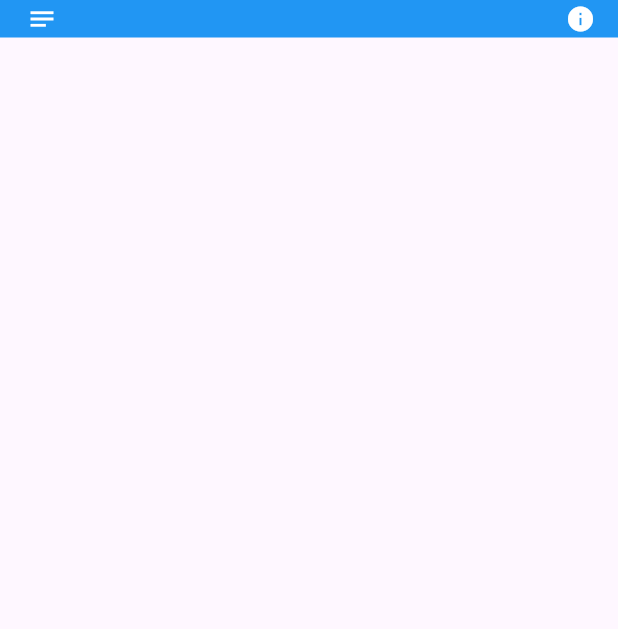
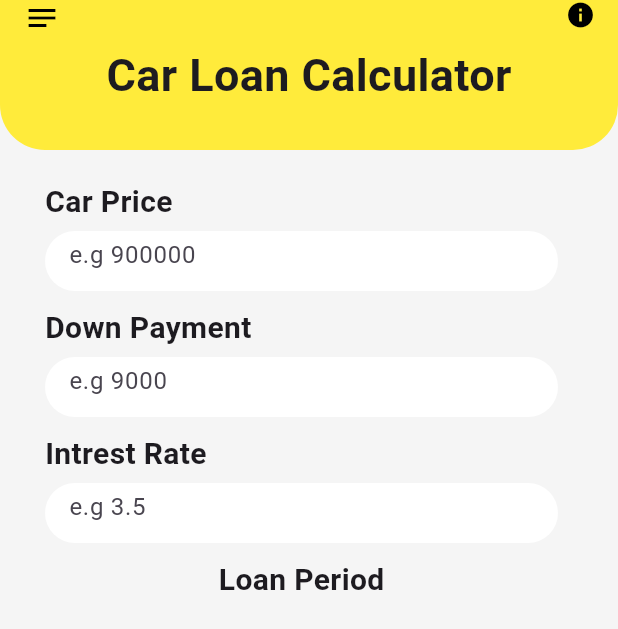
Before and after one commit to ahinsa-1111/flutter_loan_calculator_app, a Flutter app: the screen it shows after launch, on a phone screen of 412 x 824 dp. Shown: the top 629 px of the screen. Run offline on Flutter 3.47's test engine with Material 3 defaults, Android fonts, the phone set to English and light mode, and no system bars.

Commit message:
commit_03

```diff
--- a/lib/main.dart
+++ b/lib/main.dart
@@ -17,23 +17,104 @@ class _HomePageState extends State<HomePage> {
       appBar: AppBar(
         leading: Icon(
           Icons.notes,
-          size: 20,
-          color: Colors.white,
+          color: Colors.black,
         ),
-        toolbarHeight: 25,
-        backgroundColor: Colors.blue,
+        toolbarHeight: 20,
+        backgroundColor: Colors.yellow,
         elevation: 0,
         actions: [
           Padding(
             padding: const EdgeInsets.only(right: 15.0),
-            child: Icon(
-              Icons.info,
-              size: 20,
-              color: Colors.white,
+            child: Icon(Icons.info,
+                size: 20, //left side icon
+                color: Colors.black),
+          ),
+        ],
+      ),
+      body: body(),
+    );
+  }
+
+  Widget body() {
+    return Container(
+      color: Colors.grey[100],
+      child: Column(
+        children: [
+          Container(
+            height: 80, //top yellow border
+            decoration: BoxDecoration(
+              color: Colors.yellow,
+              borderRadius: BorderRadius.only(
+                bottomLeft: Radius.circular(30),
+                bottomRight: Radius.circular(30),
+              ),
+            ),
+            child: Padding(
+              padding: const EdgeInsets.only(
+                  bottom: 20.0), // car loan title alinment
+              child: Align(
+                alignment: Alignment.center,
+                child: Column(
+                  crossAxisAlignment: CrossAxisAlignment.center,
+                  mainAxisAlignment: MainAxisAlignment.center,
+                  children: [
+                    Text(
+                      "Car Loan Calculator",
+                      style:
+                          TextStyle(fontSize: 30, fontWeight: FontWeight.bold),
+                    )
+                  ],
+                ),
+              ),
+            ),
+          ),
+          SizedBox(
+            height: 10, //first sized box alignment
+          ),
+          Padding(
+            padding: const EdgeInsets.fromLTRB(30, 10, 40, 0),
+            child: Column(
+              children: [
+                inputForm(title: "Car Price", hintText: "e.g 900000"),
+                inputForm(title: "Down Payment", hintText: "e.g 9000"),
+                inputForm(title: "Intrest Rate", hintText: "e.g 3.5"),
+                Text("Loan Period",
+                    style: TextStyle(fontSize: 20, fontWeight: FontWeight.bold))
+              ],
             ),
           )
         ],
       ),
     );
   }
+
+  Widget inputForm({String? title, String? hintText}) {
+    return Column(
+      crossAxisAlignment: CrossAxisAlignment.start,
+      children: [
+        Text(
+          title!,
+          style: TextStyle(fontSize: 20, fontWeight: FontWeight.bold),
+        ),
+        SizedBox(
+          height: 5, //input container alignment
+        ),
+        Container(
+          height: 40, //input container height
+          decoration: BoxDecoration(
+            color: Colors.white,
+            borderRadius: BorderRadius.circular(20),
+          ),
+          child: TextField(
+            decoration: InputDecoration(
+                border: OutlineInputBorder(borderSide: BorderSide.none),
+                hintText: hintText),
+          ),
+        ),
+        SizedBox(
+          height: 10, //height between input container
+        )
+      ],
+    );
+  }
 }
```
